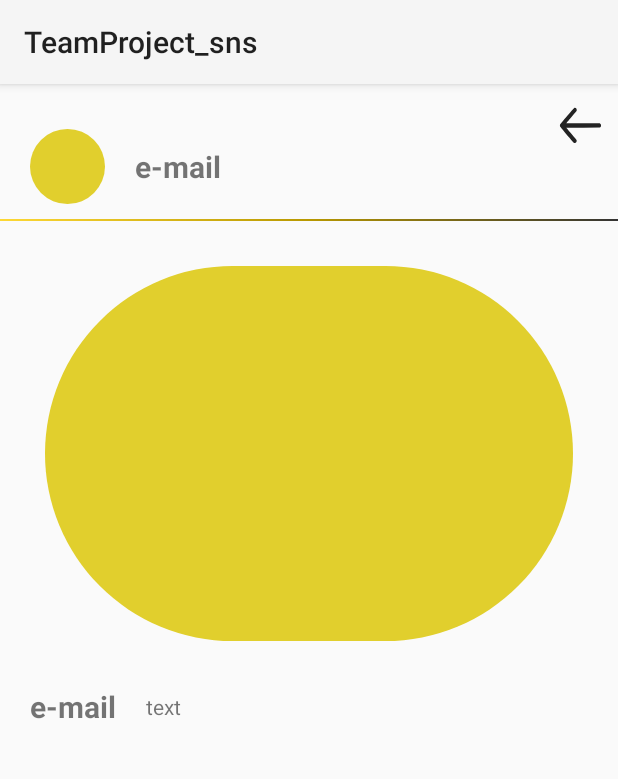
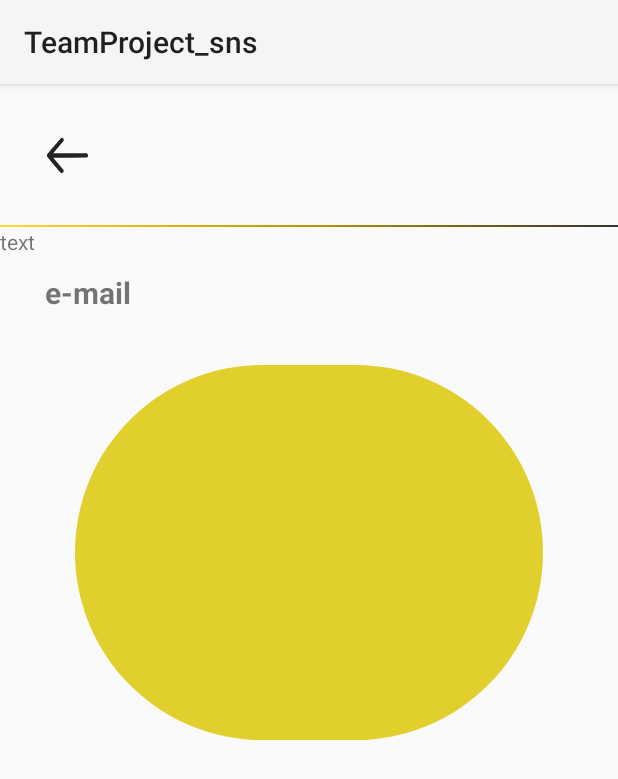
Before and after one commit to onecoin789/TeamProject_sns, an Android app: the DetailActivity screen opened directly, with no data from a screen before it, on a phone screen of 412 x 824 dp. Shown: the top 779 px of the screen. Run offline under Robolectric (Android 15) with nearby library versions, the phone set to English and light mode, and no system bars.

Commit message:
ui 대강 완성
emailtextview, imageview 데이터 전달 받아 적용하고 싶고, 맨 아래 텍스트는 고민해야봐야겠다.

```diff
--- a/app/src/main/res/layout/activity_detail.xml
+++ b/app/src/main/res/layout/activity_detail.xml
@@ -19,42 +19,22 @@
             android:id="@+id/img_Detail_Close"
             android:layout_width="wrap_content"
             android:layout_height="wrap_content"
+            android:layout_marginStart="30dp"
+            android:layout_marginTop="30dp"
+            android:layout_marginBottom="30dp"
             android:src="@drawable/back"
-            android:layout_marginTop="10dp"
-            android:layout_marginEnd="10dp"
-            app:layout_constraintEnd_toEndOf="parent"
+            app:layout_constraintBottom_toBottomOf="parent"
+            app:layout_constraintStart_toStartOf="parent"
             app:layout_constraintTop_toTopOf="parent" />
 
         <ImageView
-            android:id="@+id/img_Detail_title"
-            android:layout_width="50dp"
-            android:layout_height="50dp"
-            android:layout_marginTop="30dp"
-            android:layout_marginStart="20dp"
-            android:src="@drawable/radius"
-            app:layout_constraintTop_toTopOf="@id/layout_Detail_Top"
-            app:layout_constraintStart_toStartOf="@id/layout_Detail_Top"/>
-
-        <TextView
-            android:layout_width="wrap_content"
-            android:layout_height="wrap_content"
-            android:text="e-mail"
-            android:textSize="20sp"
-            android:textStyle="bold"
-            android:layout_marginStart="20dp"
-            app:layout_constraintStart_toEndOf="@+id/img_Detail_title"
-            app:layout_constraintTop_toTopOf="@+id/img_Detail_title"
-            app:layout_constraintBottom_toBottomOf="@+id/img_Detail_title" />
-
-        <ImageView
+            android:id="@+id/imageView2"
             android:layout_width="match_parent"
             android:layout_height="1dp"
             android:background="@drawable/line_yellow"
-            android:layout_marginTop="10dp"
-            app:layout_constraintTop_toBottomOf="@+id/img_Detail_title"
             app:layout_constraintBottom_toBottomOf="parent"
-            app:layout_constraintStart_toStartOf="parent"
-            app:layout_constraintEnd_toEndOf="parent" />
+            app:layout_constraintEnd_toEndOf="parent"
+            app:layout_constraintStart_toStartOf="parent" />
 
     </androidx.constraintlayout.widget.ConstraintLayout>
 
@@ -71,36 +51,35 @@
             android:id="@+id/img_Detail_Main"
             android:layout_width="match_parent"
             android:layout_height="250dp"
-            android:layout_marginTop="30dp"
-            android:layout_marginStart="30dp"
-            android:layout_marginEnd="30dp"
+            android:layout_marginStart="50dp"
+            android:layout_marginTop="92dp"
+            android:layout_marginEnd="50dp"
             android:scaleType="fitXY"
             android:src="@drawable/radius"
-            app:layout_constraintTop_toTopOf="@+id/layout_Detail_Center"
+            app:layout_constraintEnd_toEndOf="parent"
+            app:layout_constraintHorizontal_bias="0.0"
             app:layout_constraintStart_toStartOf="parent"
-            app:layout_constraintEnd_toEndOf="parent" />
-
-        <TextView
-            android:id="@+id/text_Detail_mail"
-            android:layout_width="wrap_content"
-            android:layout_height="wrap_content"
-            android:text="e-mail"
-            android:textSize="20sp"
-            android:textStyle="bold"
-            android:layout_marginTop="30dp"
-            android:layout_marginStart="20dp"
-            app:layout_constraintTop_toBottomOf="@id/img_Detail_Main"
-            app:layout_constraintStart_toStartOf="parent" />
+            app:layout_constraintTop_toTopOf="@+id/layout_Detail_Center" />
 
         <TextView
             android:id="@+id/text_Detail_Text"
             android:layout_width="wrap_content"
             android:layout_height="wrap_content"
             android:text="text"
-            android:layout_marginStart="20sp"
-            app:layout_constraintStart_toEndOf="@id/text_Detail_mail"
-            app:layout_constraintTop_toTopOf="@+id/text_Detail_mail"
-            app:layout_constraintBottom_toBottomOf="@id/text_Detail_mail" />
+            tools:layout_editor_absoluteX="193dp"
+            tools:layout_editor_absoluteY="454dp" />
+
+        <TextView
+            android:layout_width="wrap_content"
+            android:layout_height="wrap_content"
+            android:layout_marginTop="30dp"
+            android:text="e-mail"
+            android:textSize="20sp"
+            android:textStyle="bold"
+            app:layout_constraintEnd_toEndOf="parent"
+            app:layout_constraintHorizontal_bias="0.084"
+            app:layout_constraintStart_toStartOf="parent"
+            app:layout_constraintTop_toTopOf="parent" />
 
 
     </androidx.constraintlayout.widget.ConstraintLayout>
```
